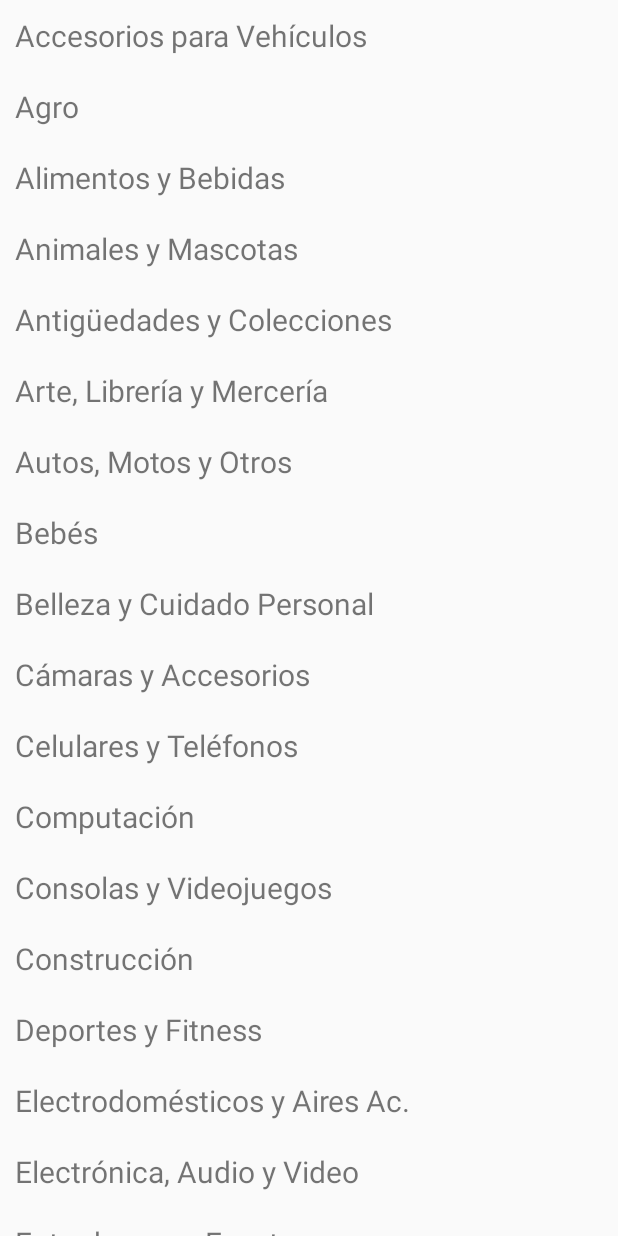
After one commit to MartEsc/AppTPNro1, an Android app: the paginados screen opened directly, with no data from a screen before it, on a phone screen of 412 x 824 dp. The commit adds this screen. Run offline under Robolectric (Android 15) with nearby library versions, the phone set to English and light mode, and no system bars.

Commit message:
recyclerview hecho. falta cardview

```diff
--- a/app/build.gradle
+++ b/app/build.gradle
@@ -34,6 +34,8 @@ dependencies {
     implementation 'com.android.support.constraint:constraint-layout:2.0.4'
     //noinspection GradleCompatible
     implementation 'com.android.support:recyclerview-v7:28.0.0'
+    //noinspection GradleCompatible,GradleCompatible
+    implementation 'com.android.support:cardview-v7:28.0.0'
     testImplementation 'junit:junit:4.+'
     androidTestImplementation 'com.android.support.test:runner:1.0.2'
     androidTestImplementation 'com.android.support.test.espresso:espresso-core:3.0.2'
--- a/app/src/main/AndroidManifest.xml
+++ b/app/src/main/AndroidManifest.xml
@@ -10,7 +10,7 @@
         android:supportsRtl="true"
         android:theme="@style/Theme.AppTPNro1">
         <activity
-            android:name=".listaCategorias"
+            android:name=".paginados"
             android:exported="true" />
         <activity
             android:name=".MainActivity"
--- /dev/null
+++ b/app/src/main/java/com/EscowichFernandezGayoso/apptpnro1/CategoryViewHolder.java
@@ -0,0 +1,75 @@
+package com.EscowichFernandezGayoso.apptpnro1;
+
+import android.content.Context;
+import android.support.v7.widget.RecyclerView;
+import android.view.LayoutInflater;
+import android.view.View;
+import android.view.ViewGroup;
+import android.widget.TextView;
+
+import java.util.List;
+
+public class CategoryViewHolder extends RecyclerView.Adapter<CategoryViewHolder.ViewHolder> {
+
+    private List<String> mData;
+    private LayoutInflater mInflater;
+    private ItemClickListener mClickListener;
+
+    // data is passed into the constructor
+    CategoryViewHolder(Context context, List<String> data) {
+        this.mInflater = LayoutInflater.from(context);
+        this.mData = data;
+    }
+
+    // inflates the row layout from xml when needed
+    @Override
+    public ViewHolder onCreateViewHolder(ViewGroup parent, int viewType) {
+        View view = mInflater.inflate(R.layout.fila_cat, parent, false);
+        return new ViewHolder(view);
+    }
+
+    // binds the data to the TextView in each row
+    @Override
+    public void onBindViewHolder(ViewHolder holder, int position) {
+        String animal = mData.get(position);
+        holder.myTextView.setText(animal);
+    }
+
+    // total number of rows
+    @Override
+    public int getItemCount() {
+        return mData.size();
+    }
+
+
+    // stores and recycles views as they are scrolled off screen
+    public class ViewHolder extends RecyclerView.ViewHolder implements View.OnClickListener {
+        TextView myTextView;
+
+        ViewHolder(View itemView) {
+            super(itemView);
+            myTextView = itemView.findViewById(R.id.rowName);
+            itemView.setOnClickListener(this);
+        }
+
+        @Override
+        public void onClick(View view) {
+            if (mClickListener != null) mClickListener.onItemClick(view, getAdapterPosition());
+        }
+    }
+
+    // convenience method for getting data at click position
+    String getItem(int id) {
+        return mData.get(id);
+    }
+
+    // allows clicks events to be caught
+    void setClickListener(ItemClickListener itemClickListener) {
+        this.mClickListener = itemClickListener;
+    }
+
+    // parent activity will implement this method to respond to click events
+    public interface ItemClickListener {
+        void onItemClick(View view, int position);
+    }
+}
--- /dev/null
+++ b/app/src/main/java/com/EscowichFernandezGayoso/apptpnro1/paginados.java
@@ -0,0 +1,51 @@
+package com.EscowichFernandezGayoso.apptpnro1;
+
+import android.support.v7.app.AppCompatActivity;
+import android.os.Bundle;
+import android.support.v7.widget.LinearLayoutManager;
+import android.support.v7.widget.RecyclerView;
+
+import java.util.ArrayList;
+
+public class paginados extends AppCompatActivity {
+
+    CategoryViewHolder adapter;
+
+    @Override
+    protected void onCreate(Bundle savedInstanceState) {
+        super.onCreate(savedInstanceState);
+        setContentView(R.layout.activity_paginados);
+
+        // data to populate the RecyclerView with
+        ArrayList<String> categorias = new ArrayList<>();
+        categorias.add("Accesorios para Vehículos");
+        categorias.add("Agro");
+        categorias.add("Alimentos y Bebidas");
+        categorias.add("Animales y Mascotas");
+        categorias.add("Antigüedades y Colecciones");
+        categorias.add("Arte, Librería y Mercería");
+        categorias.add("Autos, Motos y Otros");
+        categorias.add("Bebés");
+        categorias.add("Belleza y Cuidado Personal");
+        categorias.add("Cámaras y Accesorios");
+        categorias.add("Celulares y Teléfonos");
+        categorias.add("Computación");
+        categorias.add("Consolas y Videojuegos");
+        categorias.add("Construcción");
+        categorias.add("Deportes y Fitness");
+        categorias.add("Electrodomésticos y Aires Ac.");
+        categorias.add("Electrónica, Audio y Video");
+        categorias.add("Entradas para Eventos");
+        categorias.add("Herramientas");
+        categorias.add("Hogar, Muebles y Jardín");
+
+        // set up the RecyclerView
+        RecyclerView recyclerView = findViewById(R.id.recyclerView);
+        recyclerView.setLayoutManager(new LinearLayoutManager(this));
+        adapter = new CategoryViewHolder(this, categorias);
+
+        recyclerView.setAdapter(adapter);
+    }
+
+
+}
--- /dev/null
+++ b/app/src/main/res/layout/activity_paginados.xml
@@ -0,0 +1,14 @@
+<?xml version="1.0" encoding="utf-8"?>
+<RelativeLayout xmlns:android="http://schemas.android.com/apk/res/android"
+    xmlns:app="http://schemas.android.com/apk/res-auto"
+    xmlns:tools="http://schemas.android.com/tools"
+    android:layout_width="match_parent"
+    android:layout_height="match_parent"
+    tools:context=".paginados">
+
+    <android.support.v7.widget.RecyclerView
+        android:id="@+id/recyclerView"
+        android:layout_width="match_parent"
+        android:layout_height="match_parent" />
+
+</RelativeLayout>
--- a/app/src/main/res/layout/fila_cat.xml
+++ b/app/src/main/res/layout/fila_cat.xml
@@ -1,20 +1,15 @@
 <?xml version="1.0" encoding="utf-8"?>
-<android.support.constraint.ConstraintLayout xmlns:android="http://schemas.android.com/apk/res/android"
-    xmlns:app="http://schemas.android.com/apk/res-auto"
-    xmlns:tools="http://schemas.android.com/tools"
+<LinearLayout
+    xmlns:android="http://schemas.android.com/apk/res/android"
     android:layout_width="match_parent"
-    android:layout_height="match_parent"
-    tools:context=".listaCategorias">
+    android:layout_height="wrap_content"
+    android:orientation="horizontal"
+    android:padding="10dp">
 
-    <android.support.v7.widget.RecyclerView
-        android:layout_width="match_parent"
-        android:layout_height="match_parent">
+    <TextView
+        android:id="@+id/rowName"
+        android:layout_width="wrap_content"
+        android:layout_height="wrap_content"
+        android:textSize="20sp"/>
 
-        <android.support.v7.widget.AppCompatTextView
-            android:layout_width="wrap_content"
-            android:layout_height="wrap_content"
-            android:text="FUNCIONAPORFAVOR"
-            ></android.support.v7.widget.AppCompatTextView>
-    </android.support.v7.widget.RecyclerView>
-
-</android.support.constraint.ConstraintLayout>
+</LinearLayout>
--- a/app/src/main/res/values/strings.xml
+++ b/app/src/main/res/values/strings.xml
@@ -12,6 +12,7 @@
     <string name="stringPlaceholderPrecio">Precio</string>
     <string name="stringPlaceholderDireccion">Dirección de retiro</string>
     <string name="stringPublicar">Publicar</string>
+    <string name="stringProbar">Probar Recycler View</string>
     <string name="stringPromptCategoria">Seleccione una Categoría</string>
     <string name="stringSwitchDescuento">Ofrecer descuento de envío</string>
     <string name="stringCheckRetiro">Retiro en persona</string>
```
Also changed, not shown: app/src/main/java/com/EscowichFernandezGayoso/apptpnro1/Categoria.java (added, +21 -0 lines), app/src/main/java/com/EscowichFernandezGayoso/apptpnro1/MainActivity.java (+15 -1 lines), app/src/main/java/com/EscowichFernandezGayoso/apptpnro1/listaCategorias.java (deleted, +0 -13 lines), app/src/main/res/layout/activity_main.xml (+7 -0 lines).
